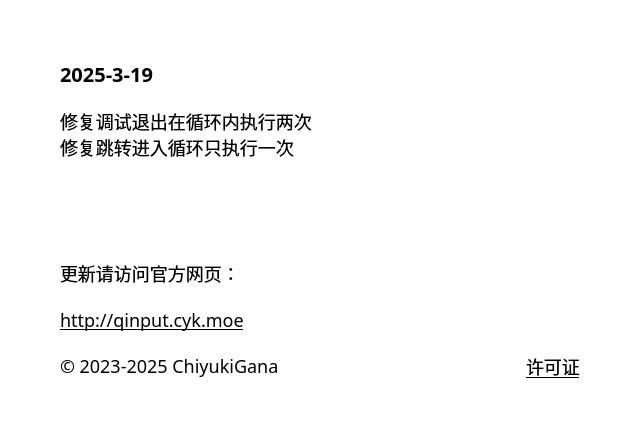
This is source/ui/AboutUi.ui in ChiyukiGana/Quickinput as Qt 5 draws it before an edit. The edited form follows.
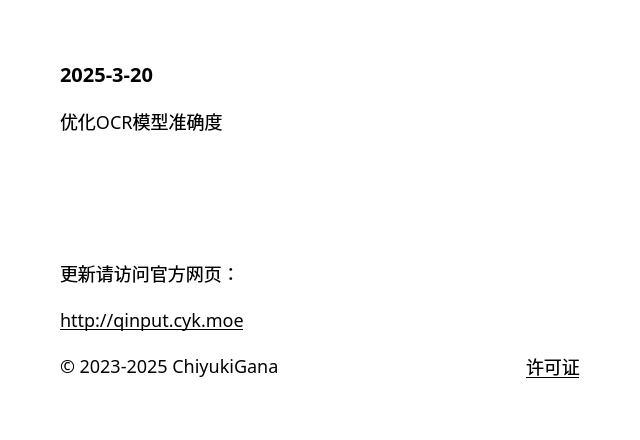
This is the edited form.

Diff of the .ui file:
```diff
--- a/source/ui/AboutUi.ui
+++ b/source/ui/AboutUi.ui
@@ -91,7 +91,7 @@
          <string notr="true">font-size:20px</string>
         </property>
         <property name="text">
-         <string>2025-3-19</string>
+         <string>2025-3-20</string>
         </property>
         <property name="textFormat">
          <enum>Qt::PlainText</enum>
@@ -107,8 +107,7 @@
          </sizepolicy>
         </property>
         <property name="text">
-         <string>修复调试退出在循环内执行两次
-修复跳转进入循环只执行一次</string>
+         <string>优化OCR模型准确度</string>
         </property>
         <property name="textFormat">
          <enum>Qt::PlainText</enum>
```
